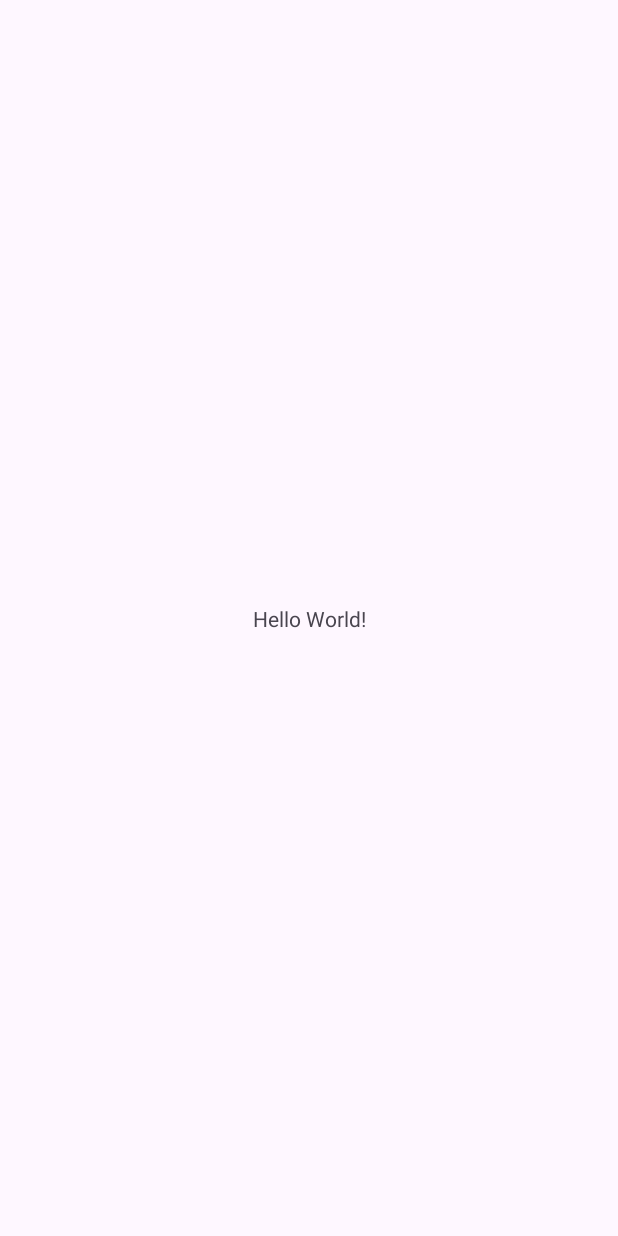
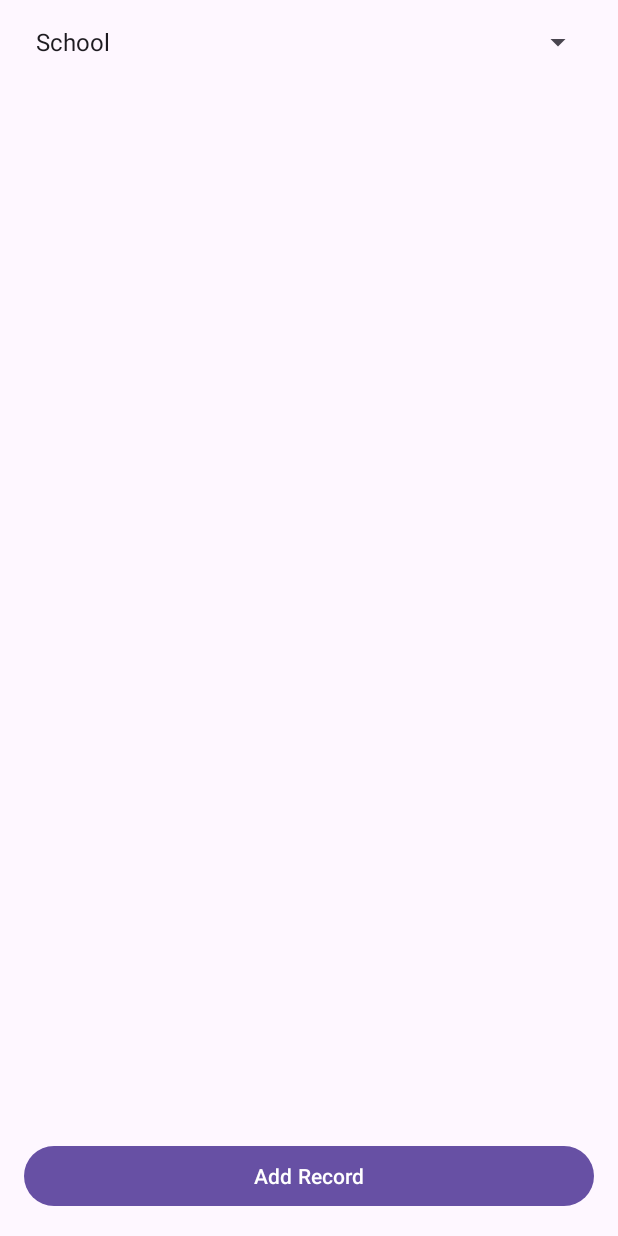
Before and after one commit to Fatemahzahra-Moorji/expense_tracker, an Android app: the MainActivity screen opened directly, with no data from a screen before it, on a phone screen of 412 x 824 dp. Before the commit the screen is almost empty. Run offline under Robolectric (Android 15) with nearby library versions, the phone set to English and light mode, and no system bars.

Commit message:
Wrote code for adding expenses and displaying them

```diff
--- /dev/null
+++ b/app/src/main/java/com/example/expensetracker/BudgetViewModel.kt
@@ -0,0 +1,18 @@
+package com.example.expensetracker
+
+import androidx.lifecycle.LiveData
+import androidx.lifecycle.MutableLiveData
+import androidx.lifecycle.ViewModel
+
+class BudgetViewModel : ViewModel() {
+    private val _records = MutableLiveData<List<Record>>(emptyList())
+    val records: LiveData<List<Record>> get() = _records
+
+    fun addRecord(record: Record) {
+        _records.value = _records.value?.plus(record)
+    }
+
+    fun filterByCategory(category: String) {
+        _records.value = _records.value?.filter { it.category == category }
+    }
+}
--- a/app/src/main/java/com/example/expensetracker/MainActivity.kt
+++ b/app/src/main/java/com/example/expensetracker/MainActivity.kt
@@ -1,21 +1,47 @@
 package com.example.expensetracker
 
+import android.content.Intent
 import android.os.Bundle
-import androidx.activity.enableEdgeToEdge
+import android.view.View
+import android.widget.AdapterView
 import androidx.appcompat.app.AppCompatActivity
-import androidx.core.view.ViewCompat
-import androidx.core.view.WindowInsetsCompat
+import androidx.lifecycle.ViewModelProvider
+import androidx.recyclerview.widget.LinearLayoutManager
+import com.example.expensetracker.databinding.ActivityMainBinding
 
 
 class MainActivity : AppCompatActivity() {
+    private lateinit var binding: ActivityMainBinding
+    private lateinit var viewModel: BudgetViewModel
+    private lateinit var adapter: BudgetAdapter
+
     override fun onCreate(savedInstanceState: Bundle?) {
         super.onCreate(savedInstanceState)
-        enableEdgeToEdge()
-        setContentView(R.layout.activity_main)
-        ViewCompat.setOnApplyWindowInsetsListener(findViewById(R.id.main)) { v, insets ->
-            val systemBars = insets.getInsets(WindowInsetsCompat.Type.systemBars())
-            v.setPadding(systemBars.left, systemBars.top, systemBars.right, systemBars.bottom)
-            insets
+        binding = ActivityMainBinding.inflate(layoutInflater)
+        setContentView(binding.root)
+
+        viewModel = ViewModelProvider(this)[BudgetViewModel::class.java]
+
+        adapter = BudgetAdapter()
+        binding.recyclerView.layoutManager = LinearLayoutManager(this)
+        binding.recyclerView.adapter = adapter
+
+        binding.btnAdd.setOnClickListener {
+            val intent = Intent(this, AddRecordActivity::class.java)
+            startActivity(intent)
+        }
+
+        viewModel.records.observe(this) { records ->
+            adapter.submitList(records)
+        }
+
+        binding.categoryFilter.onItemSelectedListener = object : AdapterView.OnItemSelectedListener {
+            override fun onItemSelected(parent: AdapterView<*>?, view: View?, position: Int, id: Long) {
+                val category = parent?.getItemAtPosition(position).toString()
+                viewModel.filterByCategory(category)
+            }
+
+            override fun onNothingSelected(parent: AdapterView<*>?) {}
         }
     }
 }
--- a/app/src/main/res/layout/activity_main.xml
+++ b/app/src/main/res/layout/activity_main.xml
@@ -1,5 +1,6 @@
 <?xml version="1.0" encoding="utf-8"?>
-<androidx.constraintlayout.widget.ConstraintLayout xmlns:android="http://schemas.android.com/apk/res/android"
+<androidx.constraintlayout.widget.ConstraintLayout
+    xmlns:android="http://schemas.android.com/apk/res/android"
     xmlns:app="http://schemas.android.com/apk/res-auto"
     xmlns:tools="http://schemas.android.com/tools"
     android:id="@+id/main"
@@ -7,13 +8,32 @@
     android:layout_height="match_parent"
     tools:context=".MainActivity">
 
-    <TextView
-        android:layout_width="wrap_content"
-        android:layout_height="wrap_content"
-        android:text="Hello World!"
-        app:layout_constraintBottom_toBottomOf="parent"
-        app:layout_constraintEnd_toEndOf="parent"
-        app:layout_constraintStart_toStartOf="parent"
-        app:layout_constraintTop_toTopOf="parent" />
+    <LinearLayout
+        android:layout_width="match_parent"
+        android:layout_height="match_parent"
+        android:orientation="vertical"
+        android:padding="16dp">
+
+        <Spinner
+            android:id="@+id/categoryFilter"
+            android:layout_width="match_parent"
+            android:layout_height="wrap_content"
+            android:layout_marginBottom="16dp"
+            android:spinnerMode="dropdown"
+            android:entries="@array/categories" />
+
+        <androidx.recyclerview.widget.RecyclerView
+            android:id="@+id/recyclerView"
+            android:layout_width="match_parent"
+            android:layout_height="0dp"
+            android:layout_weight="1" />
+
+        <Button
+            android:id="@+id/btnAdd"
+            android:layout_width="match_parent"
+            android:layout_height="wrap_content"
+            android:text="@string/add_record"
+            android:layout_marginTop="16dp" />
+    </LinearLayout>
 
 </androidx.constraintlayout.widget.ConstraintLayout>
--- a/app/src/main/res/values/strings.xml
+++ b/app/src/main/res/values/strings.xml
@@ -2,4 +2,21 @@
     <string name="app_name">Expense Tracker</string>
     <string name="title">Budget Homie </string>
     <string name="submitbutton">Submit</string>
+    <string name="category">Category</string>
+    <string name="amount">Amount</string>
+    <string name="description">Description</string>
+    <string name="add_record">Add Record</string>
+    <string name="enter_amount">Enter Amount</string>
+    <string name="expense">Is this an expense?</string>
+    <string name="save">Save</string>
+
+    <string-array name="categories">
+        <item>School</item>
+        <item>Work</item>
+        <item>Travel</item>
+        <item>Utilities</item>
+        <item>Insurance</item>
+        <item>Emergencies</item>
+        <item>Housing</item>
+    </string-array>
 </resources>
```
Also changed, not shown: app/src/main/java/com/example/expensetracker/AddRecordActivity.kt (added, +31 -0 lines), app/src/main/java/com/example/expensetracker/BudgetAdapter.kt (added, +33 -0 lines), app/src/main/java/com/example/expensetracker/Record.kt (added, +8 -0 lines), app/src/main/res/layout/activity_add_record.xml (added, +60 -0 lines), app/src/main/res/layout/record_item.xml (added, +42 -0 lines).
